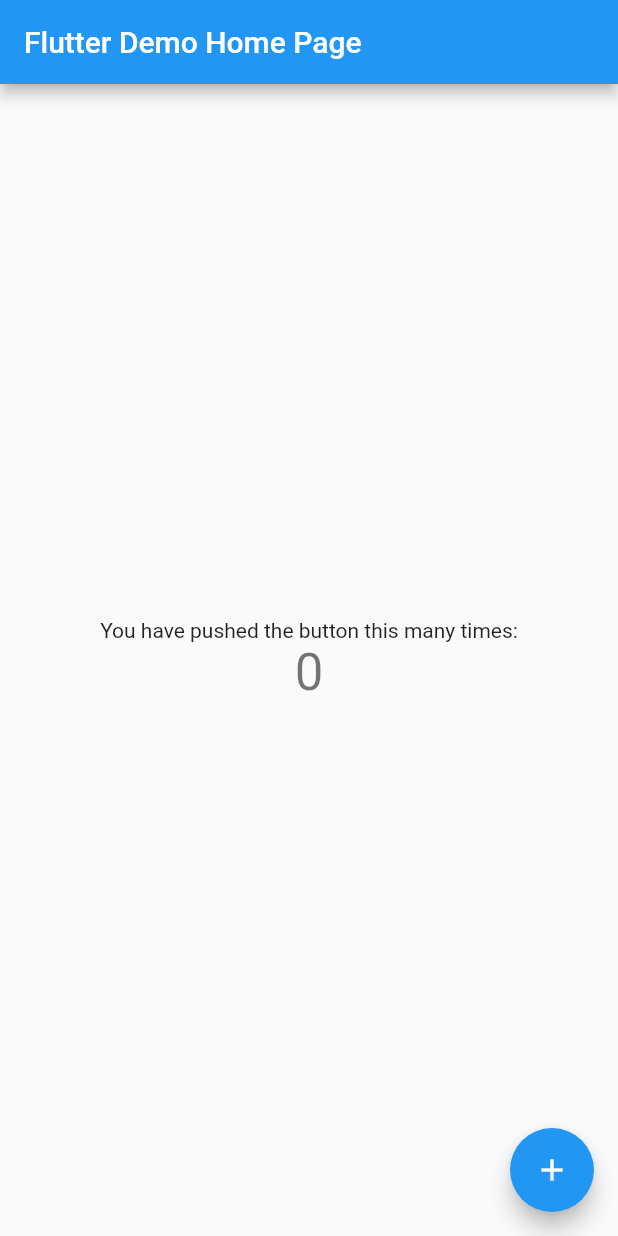
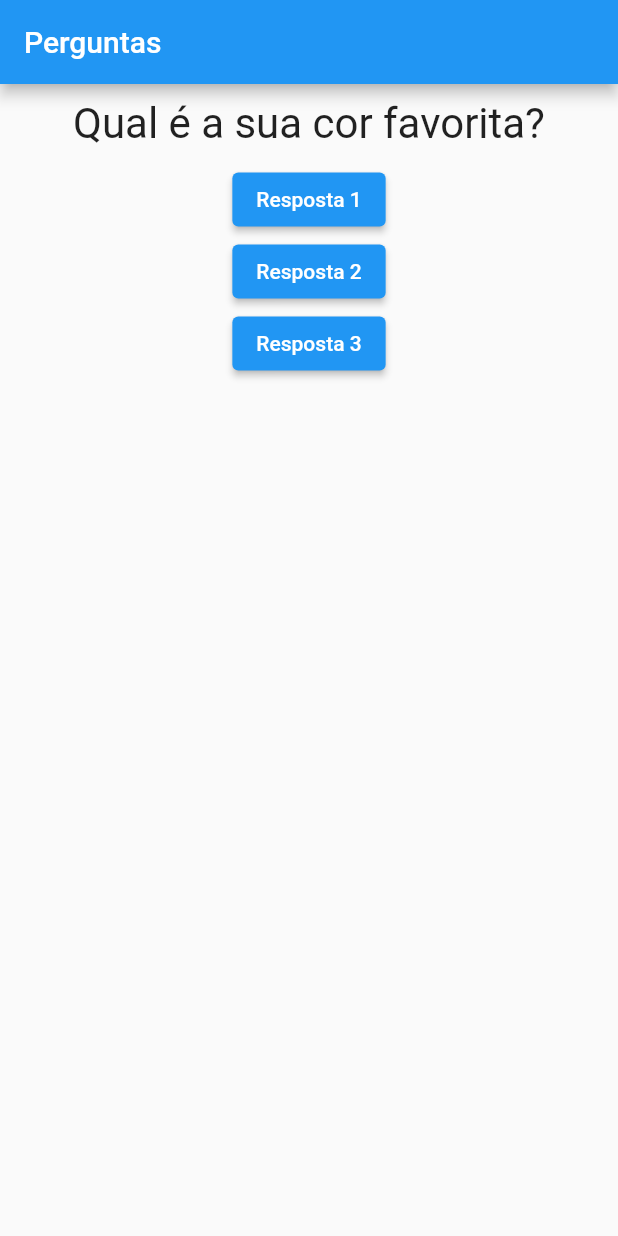
Before and after one commit to joaosatiro/study-flutter, a Flutter app: the screen it shows after launch, on a phone screen of 412 x 824 dp. Run offline on Flutter 3.47's test engine with Material 2 defaults, Android fonts, the phone set to English and light mode, and no system bars.

Commit message:
create questao

```diff
--- a/projeto_perguntas/lib/main.dart
+++ b/projeto_perguntas/lib/main.dart
@@ -1,113 +1,54 @@
 import 'package:flutter/material.dart';
+import 'package:projeto_perguntas/questao.dart';
 
-void main() {
-  runApp(MyApp());
+main() => runApp(new PerguntaApp());
+
+class PerguntaApp extends StatefulWidget{
+
+  @override
+  _PerguntaAppState createState() => _PerguntaAppState();
 }
 
-class MyApp extends StatelessWidget {
-  // This widget is the root of your application.
-  @override
-  Widget build(BuildContext context) {
-    return MaterialApp(
-      title: 'Flutter Demo',
-      theme: ThemeData(
-        // This is the theme of your application.
-        //
-        // Try running your application with "flutter run". You'll see the
-        // application has a blue toolbar. Then, without quitting the app, try
-        // changing the primarySwatch below to Colors.green and then invoke
-        // "hot reload" (press "r" in the console where you ran "flutter run",
-        // or simply save your changes to "hot reload" in a Flutter IDE).
-        // Notice that the counter didn't reset back to zero; the application
-        // is not restarted.
-        primarySwatch: Colors.blue,
-      ),
-      home: MyHomePage(title: 'Flutter Demo Home Page'),
-    );
-  }
-}
+class _PerguntaAppState extends State<PerguntaApp> {
+  var _perguntaSelecionada = 0;
 
-class MyHomePage extends StatefulWidget {
-  MyHomePage({Key? key, this.title}) : super(key: key);
-
-  // This widget is the home page of your application. It is stateful, meaning
-  // that it has a State object (defined below) that contains fields that affect
-  // how it looks.
-
-  // This class is the configuration for the state. It holds the values (in this
-  // case the title) provided by the parent (in this case the App widget) and
-  // used by the build method of the State. Fields in a Widget subclass are
-  // always marked "final".
-
-  final String? title;
-
-  @override
-  _MyHomePageState createState() => _MyHomePageState();
-}
-
-class _MyHomePageState extends State<MyHomePage> {
-  int _counter = 0;
-
-  void _incrementCounter() {
+  void _responder() {
     setState(() {
-      // This call to setState tells the Flutter framework that something has
-      // changed in this State, which causes it to rerun the build method below
-      // so that the display can reflect the updated values. If we changed
-      // _counter without calling setState(), then the build method would not be
-      // called again, and so nothing would appear to happen.
-      _counter++;
+      _perguntaSelecionada++;
     });
+    print(_perguntaSelecionada);
   }
 
   @override
   Widget build(BuildContext context) {
-    // This method is rerun every time setState is called, for instance as done
-    // by the _incrementCounter method above.
-    //
-    // The Flutter framework has been optimized to make rerunning build methods
-    // fast, so that you can just rebuild anything that needs updating rather
-    // than having to individually change instances of widgets.
-    return Scaffold(
-      appBar: AppBar(
-        // Here we take the value from the MyHomePage object that was created by
-        // the App.build method, and use it to set our appbar title.
-        title: Text(widget.title!),
-      ),
-      body: Center(
-        // Center is a layout widget. It takes a single child and positions it
-        // in the middle of the parent.
-        child: Column(
-          // Column is also a layout widget. It takes a list of children and
-          // arranges them vertically. By default, it sizes itself to fit its
-          // children horizontally, and tries to be as tall as its parent.
-          //
-          // Invoke "debug painting" (press "p" in the console, choose the
-          // "Toggle Debug Paint" action from the Flutter Inspector in Android
-          // Studio, or the "Toggle Debug Paint" command in Visual Studio Code)
-          // to see the wireframe for each widget.
-          //
-          // Column has various properties to control how it sizes itself and
-          // how it positions its children. Here we use mainAxisAlignment to
-          // center the children vertically; the main axis here is the vertical
-          // axis because Columns are vertical (the cross axis would be
-          // horizontal).
-          mainAxisAlignment: MainAxisAlignment.center,
-          children: <Widget>[
-            Text(
-              'You have pushed the button this many times:',
+    final perguntas = [
+      'Qual é a sua cor favorita?',
+      'Qual é o seu animal favorito?'
+    ];
+
+    return MaterialApp(
+      home: Scaffold(
+        appBar: AppBar(
+          title: Text('Perguntas'),
+        ),
+        body: Column(
+          children: [
+            Questao(perguntas[_perguntaSelecionada]),
+            ElevatedButton(
+              child: Text('Resposta 1'),
+              onPressed: _responder,
             ),
-            Text(
-              '$_counter',
-              style: Theme.of(context).textTheme.headline4,
+            ElevatedButton(
+              child: Text('Resposta 2'),
+              onPressed: _responder,
             ),
+            ElevatedButton(
+              child: Text('Resposta 3'),
+              onPressed: _responder,
+            )
           ],
         ),
-      ),
-      floatingActionButton: FloatingActionButton(
-        onPressed: _incrementCounter,
-        tooltip: 'Increment',
-        child: Icon(Icons.add),
-      ), // This trailing comma makes auto-formatting nicer for build methods.
+      )
     );
   }
 }
--- /dev/null
+++ b/projeto_perguntas/lib/questao.dart
@@ -0,0 +1,20 @@
+import 'package:flutter/material.dart';
+
+class Questao extends StatelessWidget {
+  final String texto;
+
+  Questao(this.texto);
+
+  @override
+  Widget build(BuildContext context) {
+    return Container(
+      width: double.infinity,
+      margin: EdgeInsets.all(10),
+      child: Text(
+        texto,
+        style: TextStyle(fontSize: 28),
+        textAlign: TextAlign.center,
+      ),
+    );
+  }
+}
```
Also changed, not shown: projeto_perguntas/pubspec.lock, 3 other files.
